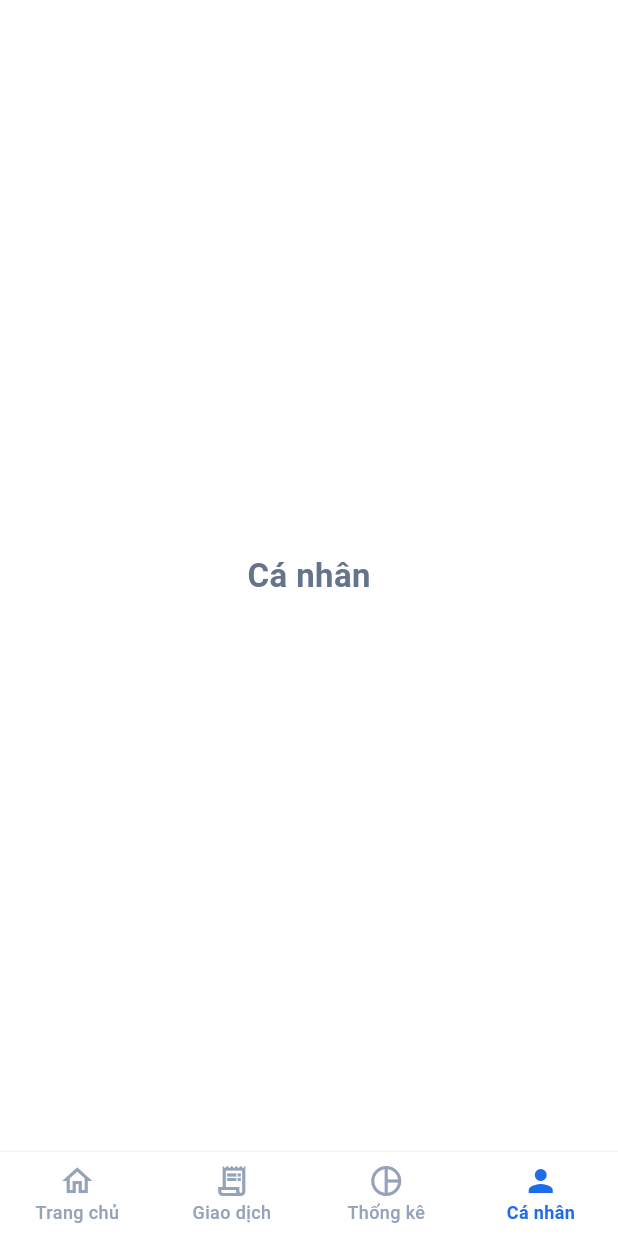
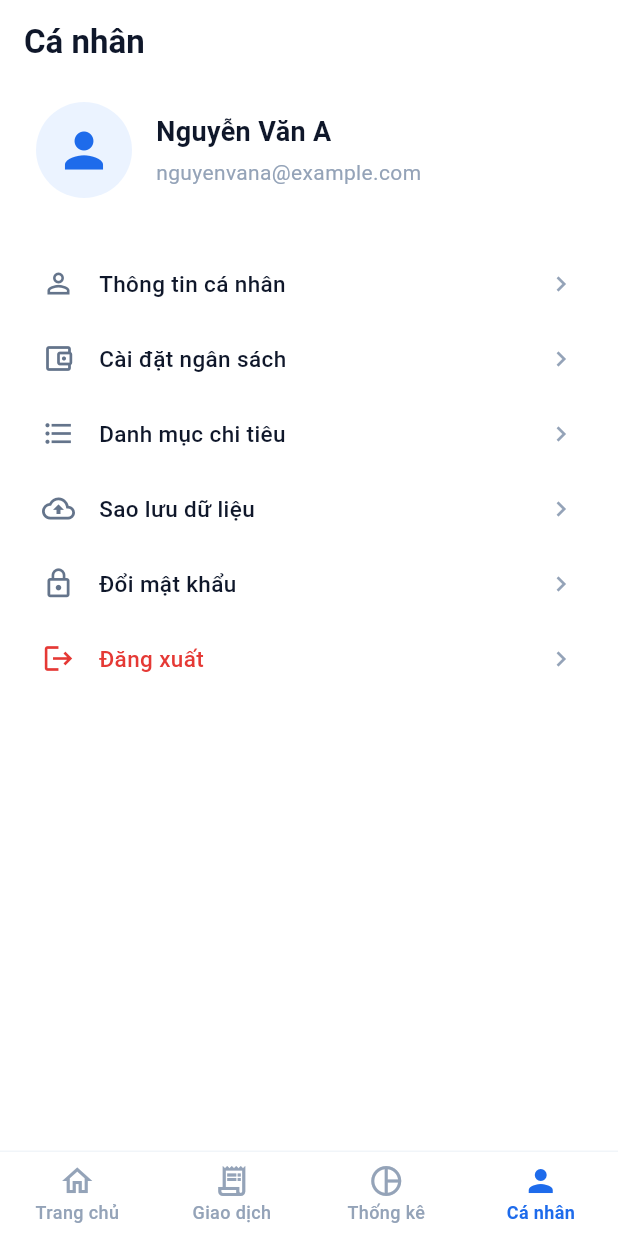
Before and after one commit to tnduckhmt2411011-design/KHMT2411011_TranNguyenDuc_casestudy1, a Flutter app: the screen it shows after launch, item 4 of the bottom bar chosen, on a phone screen of 412 x 824 dp. Run offline on Flutter 3.47's test engine with Material 3 defaults, Android fonts, the phone set to English and light mode, and no system bars; our stand-ins replace sqflite; accounts and stored records are empty.

Commit message:
feat(ui): them man hinh ca nhan

```diff
--- a/lib/pages/home_page.dart
+++ b/lib/pages/home_page.dart
@@ -11,6 +11,7 @@ import 'expense_form_screen.dart';
 import 'expense_list_page.dart';
 import '../screens/transaction_list_screen.dart';
 import '../screens/statistics_screen.dart';
+import '../screens/profile_screen.dart';
 
 class HomePage extends StatefulWidget {
   final TransactionRepository? repository;
@@ -199,16 +200,7 @@ class _HomePageState extends State<HomePage> {
         repository: _repository,
         initialTransactions: _allTransactions,
       ),
-      const Center(
-        child: Text(
-          'Cá nhân',
-          style: TextStyle(
-            fontSize: 22,
-            fontWeight: FontWeight.bold,
-            color: Color(0xFF64748B),
-          ),
-        ),
-      ),
+      const ProfileScreen(),
     ];
 
     return Container(
--- /dev/null
+++ b/lib/screens/profile_screen.dart
@@ -0,0 +1,148 @@
+import 'package:flutter/material.dart';
+
+class ProfileScreen extends StatelessWidget {
+  const ProfileScreen({super.key});
+
+  @override
+  Widget build(BuildContext context) {
+    return Scaffold(
+      backgroundColor: Colors.white,
+      appBar: AppBar(
+        backgroundColor: Colors.white,
+        elevation: 0,
+        centerTitle: false,
+        title: const Text(
+          'Cá nhân',
+          style: TextStyle(
+            fontSize: 22,
+            fontWeight: FontWeight.bold,
+            color: Color(0xFF0F172A),
+          ),
+        ),
+      ),
+      body: SafeArea(
+        child: SingleChildScrollView(
+          padding: const EdgeInsets.symmetric(horizontal: 24, vertical: 12),
+          child: Column(
+            children: [
+              // Khu vực hồ sơ người dùng theo ảnh màn 7
+              Row(
+                children: [
+                  Container(
+                    width: 64,
+                    height: 64,
+                    decoration: const BoxDecoration(
+                      color: Color(0xFFEBF3FF),
+                      shape: BoxShape.circle,
+                    ),
+                    child: const Icon(
+                      Icons.person,
+                      color: Color(0xFF1E6BEB),
+                      size: 38,
+                    ),
+                  ),
+                  const SizedBox(width: 16),
+                  Expanded(
+                    child: Column(
+                      crossAxisAlignment: CrossAxisAlignment.start,
+                      children: const [
+                        Text(
+                          'Nguyễn Văn A',
+                          style: TextStyle(
+                            fontSize: 18,
+                            fontWeight: FontWeight.bold,
+                            color: Color(0xFF0F172A),
+                          ),
+                        ),
+                        SizedBox(height: 4),
+                        Text(
+                          'nguyenvana@example.com',
+                          style: TextStyle(
+                            fontSize: 14,
+                            color: Color(0xFF94A3B8),
+                          ),
+                        ),
+                      ],
+                    ),
+                  ),
+                ],
+              ),
+              const SizedBox(height: 32),
+
+              // Danh sách menu cài đặt
+              _buildMenuItem(
+                icon: Icons.person_outline,
+                title: 'Thông tin cá nhân',
+                onTap: () {},
+              ),
+              _buildMenuItem(
+                icon: Icons.account_balance_wallet_outlined,
+                title: 'Cài đặt ngân sách',
+                onTap: () {},
+              ),
+              _buildMenuItem(
+                icon: Icons.format_list_bulleted,
+                title: 'Danh mục chi tiêu',
+                onTap: () {},
+              ),
+              _buildMenuItem(
+                icon: Icons.cloud_upload_outlined,
+                title: 'Sao lưu dữ liệu',
+                onTap: () {},
+              ),
+              _buildMenuItem(
+                icon: Icons.lock_outline,
+                title: 'Đổi mật khẩu',
+                onTap: () {},
+              ),
+              _buildMenuItem(
+                icon: Icons.logout,
+                title: 'Đăng xuất',
+                textColor: const Color(0xFFE53935),
+                iconColor: const Color(0xFFE53935),
+                onTap: () {},
+              ),
+            ],
+          ),
+        ),
+      ),
+    );
+  }
+
+  Widget _buildMenuItem({
+    required IconData icon,
+    required String title,
+    required VoidCallback onTap,
+    Color textColor = const Color(0xFF0F172A),
+    Color iconColor = const Color(0xFF64748B),
+  }) {
+    return InkWell(
+      onTap: onTap,
+      borderRadius: BorderRadius.circular(12),
+      child: Padding(
+        padding: const EdgeInsets.symmetric(vertical: 14, horizontal: 4),
+        child: Row(
+          children: [
+            Icon(icon, color: iconColor, size: 22),
+            const SizedBox(width: 16),
+            Expanded(
+              child: Text(
+                title,
+                style: TextStyle(
+                  fontSize: 15,
+                  fontWeight: FontWeight.w500,
+                  color: textColor,
+                ),
+              ),
+            ),
+            const Icon(
+              Icons.chevron_right,
+              color: Color(0xFF94A3B8),
+              size: 20,
+            ),
+          ],
+        ),
+      ),
+    );
+  }
+}
```
